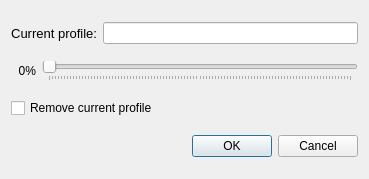
Above: ui/edit_fan_profile_dialog.ui from AlexandrAlexeev7119/NvCtrl-linux before the change. Below: the same form after it.
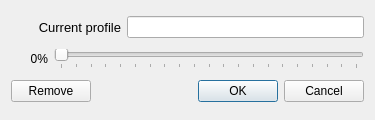
That is the form after the change.

Commit message: added full clock offset profile namage

```diff
--- a/ui/edit_fan_profile_dialog.ui
+++ b/ui/edit_fan_profile_dialog.ui
@@ -6,8 +6,8 @@
    <rect>
     <x>0</x>
     <y>0</y>
-    <width>369</width>
-    <height>179</height>
+    <width>375</width>
+    <height>120</height>
    </rect>
   </property>
   <property name="windowTitle">
@@ -32,7 +32,7 @@
       </font>
      </property>
      <property name="text">
-      <string>Current profile:</string>
+      <string>Current profile</string>
      </property>
      <property name="alignment">
       <set>Qt::AlignRight|Qt::AlignTrailing|Qt::AlignVCenter</set>
@@ -53,19 +53,22 @@
      <property name="tickPosition">
       <enum>QSlider::TicksBelow</enum>
      </property>
+     <property name="tickInterval">
+      <number>5</number>
+     </property>
     </widget>
    </item>
    <item row="0" column="3">
     <widget class="QLineEdit" name="lineEdit_current_profile_name"/>
    </item>
-   <item row="2" column="0" colspan="4">
-    <widget class="QCheckBox" name="checkBox_remove_current_profile">
+   <item row="4" column="0" colspan="2">
+    <widget class="QPushButton" name="pushButton_remove_current_profile">
      <property name="text">
-      <string>Remove current profile</string>
+      <string>Remove</string>
      </property>
     </widget>
    </item>
-   <item row="5" column="0" colspan="4">
+   <item row="4" column="2" colspan="2">
     <widget class="QDialogButtonBox" name="buttonBox">
      <property name="standardButtons">
       <set>QDialogButtonBox::Cancel|QDialogButtonBox::Ok</set>
```
The commit also changes 8 other files.
